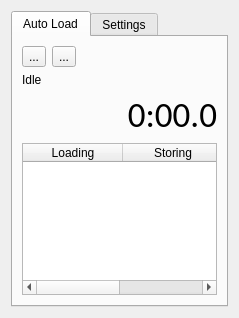
This is ui/AutoLoad.ui in MonroeQuantumNetworks/IonControl as Qt 5 draws it before an edit. The edited form follows.
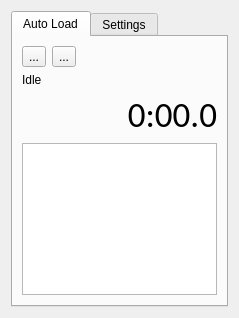
This is the edited form. Icons and pictures are not drawn. Custom widgets are drawn as their Qt base class.

Commit message: remember and display loading History

The edit to the form file:
```diff
--- a/ui/AutoLoad.ui
+++ b/ui/AutoLoad.ui
@@ -87,18 +87,7 @@
         </widget>
        </item>
        <item>
-        <widget class="QTableWidget" name="tableWidget">
-         <column>
-          <property name="text">
-           <string>Loading</string>
-          </property>
-         </column>
-         <column>
-          <property name="text">
-           <string>Storing</string>
-          </property>
-         </column>
-        </widget>
+        <widget class="QTableView" name="historyTableView"/>
        </item>
        <item>
         <spacer name="verticalSpacer_2">
```
The commit also changes 2 other files.
